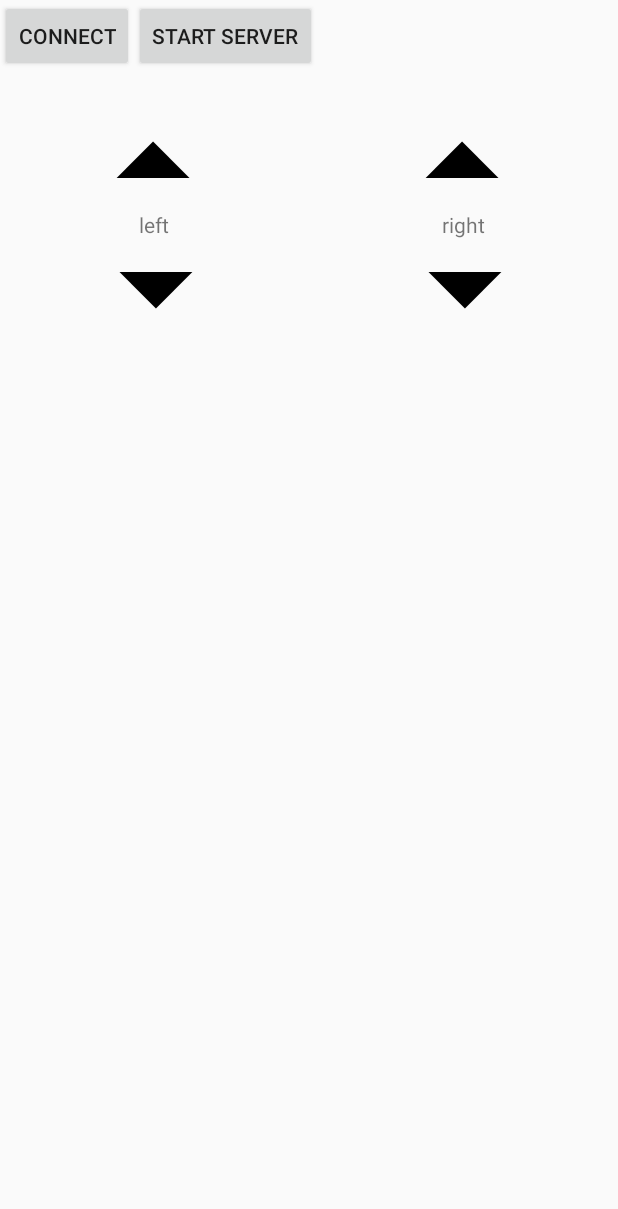
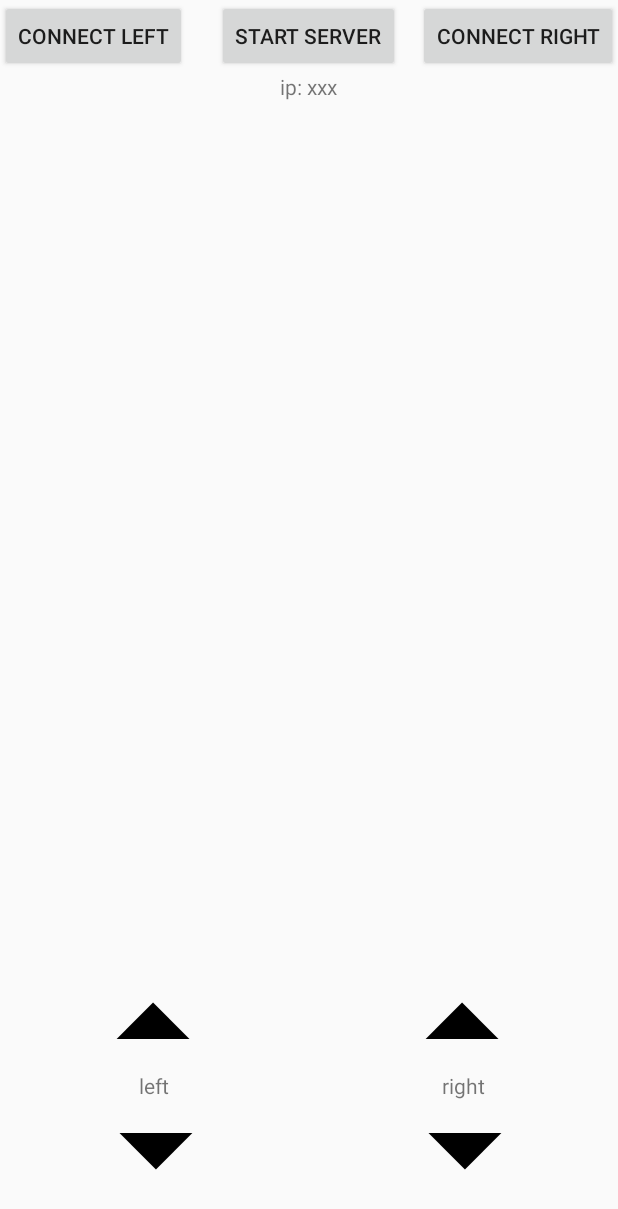
Before and after one commit to sek/ScoreDisplay, an Android app: the screen it shows after launch (ControllerActivity), on a phone screen of 412 x 824 dp. Shown: the top 1209 px of the screen. Run offline under Robolectric (Android 15) with nearby library versions, the phone set to English and light mode, and no system bars.

Commit message:
Add get/set score
- show ip on settings screen when server starts
- a little clunky, but get/set score are both working now

```diff
--- a/app/src/main/AndroidManifest.xml
+++ b/app/src/main/AndroidManifest.xml
@@ -6,6 +6,7 @@
     <uses-permission android:name="android.permission.INTERNET"/>
 
     <application
+        android:name=".ScoreApplication"
         android:allowBackup="true"
         android:icon="@drawable/ic_launcher"
         android:label="@string/app_name"
--- /dev/null
+++ b/app/src/main/java/com/stankurdziel/scoredisplay/ScoreApplication.java
@@ -0,0 +1,20 @@
+package com.stankurdziel.scoredisplay;
+
+import android.app.Application;
+import android.content.Context;
+
+public class ScoreApplication extends Application {
+    private int score;
+
+    public static ScoreApplication getInstance(Context ctx) {
+        return (ScoreApplication) ctx.getApplicationContext();
+    }
+
+    public int getScore() {
+        return score;
+    }
+
+    public void setScore(int score) {
+        this.score = score;
+    }
+}
--- a/app/src/main/res/layout/controller.xml
+++ b/app/src/main/res/layout/controller.xml
@@ -3,28 +3,45 @@
                 android:layout_width="match_parent"
                 android:layout_height="match_parent">
 
-    <LinearLayout
-        android:layout_width="match_parent"
-        android:layout_height="wrap_content">
+    <Button
+        android:id="@+id/start_server_button"
+        android:layout_width="wrap_content"
+        android:layout_height="wrap_content"
+        android:layout_alignParentTop="true"
+        android:layout_centerHorizontal="true"
+        android:text="@string/start_server"/>
 
-        <Button
-            android:id="@+id/connect_button"
-            android:layout_width="wrap_content"
-            android:layout_height="wrap_content"
-            android:text="@string/connect"/>
-        <Button
-            android:id="@+id/start_server_button"
-            android:layout_width="wrap_content"
-            android:layout_height="wrap_content"
-            android:text="@string/start_server"/>
-    </LinearLayout>
+    <Button
+        android:id="@+id/connect_left_button"
+        android:layout_width="wrap_content"
+        android:layout_height="wrap_content"
+        android:layout_alignParentStart="true"
+        android:layout_alignParentTop="true"
+        android:text="@string/connect_left"/>
+
+    <Button
+        android:id="@+id/connect_right_button"
+        android:layout_width="wrap_content"
+        android:layout_height="wrap_content"
+        android:layout_alignParentEnd="true"
+        android:layout_alignParentTop="true"
+        android:text="@string/connect_right"/>
+
+    <TextView
+        android:id="@+id/ip_address"
+        android:layout_width="wrap_content"
+        android:layout_height="wrap_content"
+        android:layout_below="@id/start_server_button"
+        android:layout_centerHorizontal="true"
+        android:text="ip: xxx"/>
 
     <LinearLayout
         android:id="@+id/controls"
         android:layout_width="match_parent"
         android:layout_height="200dp"
         android:layout_marginTop="50dp"
-        android:orientation="horizontal">
+        android:orientation="horizontal"
+        android:layout_alignParentBottom="true">
         <!-- TODO reduce duplication between left and right -->
         <LinearLayout
             android:id="@+id/left_controls"
--- a/app/src/main/res/values/strings.xml
+++ b/app/src/main/res/values/strings.xml
@@ -3,7 +3,8 @@
 
     <string name="app_name">ScoreDisplay</string>
     <string name="hello_world">Hello world!</string>
-    <string name="connect">Connect</string>
+    <string name="connect_left">Connect left</string>
+    <string name="connect_right">Connect right</string>
     <string name="left">left</string>
     <string name="right">right</string>
     <string name="start_server">Start Server</string>
```
Also changed, not shown: app/src/main/java/com/stankurdziel/scoredisplay/ControllerActivity.java (+54 -19 lines), app/src/main/java/com/stankurdziel/scoredisplay/MainActivity.java (+5 -2 lines), 1 other file.
